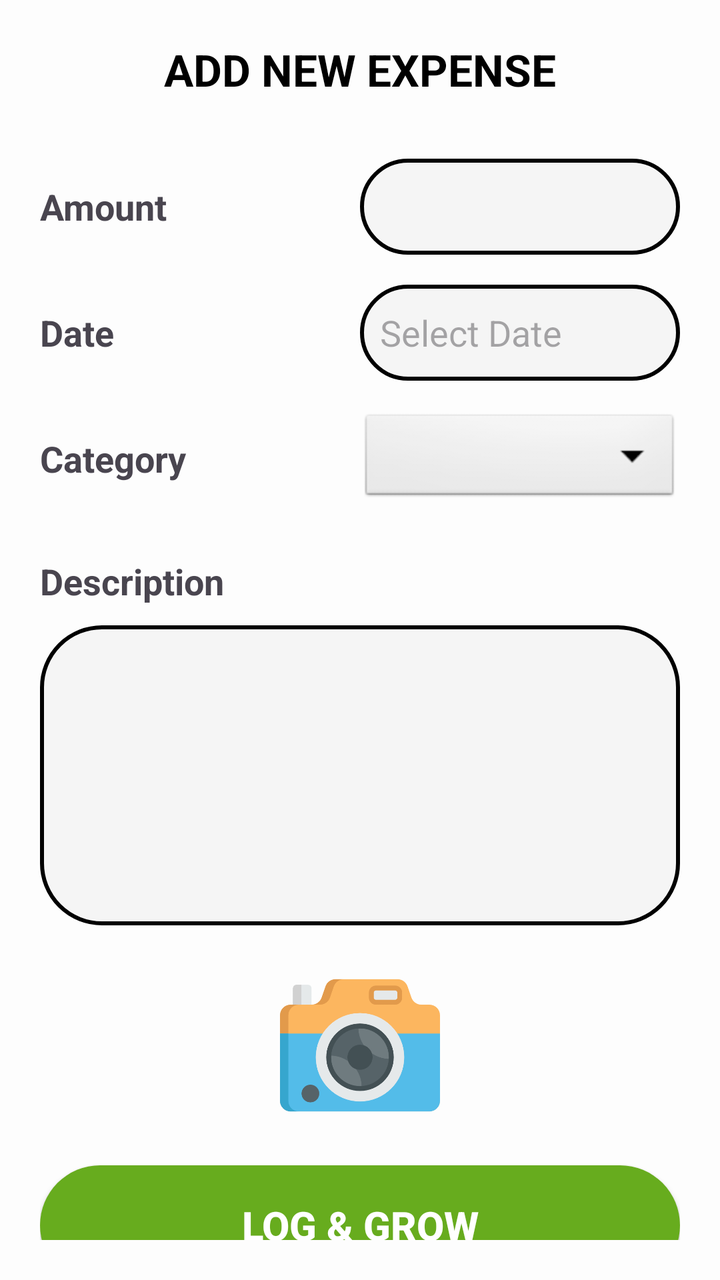
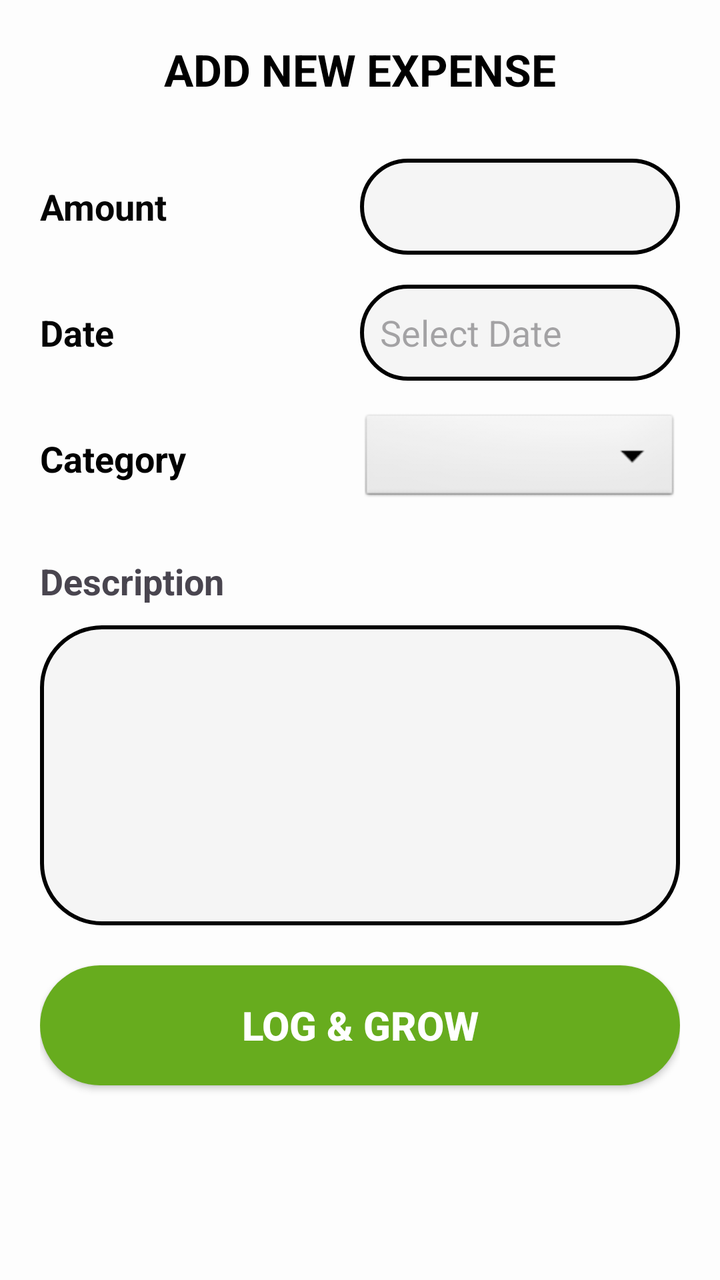

Compare the two renders of this Android layout. The source of the first and the diff that turns it into the second are given below.
<!-- AndroidManifest.xml: application theme Theme.BloomBudget -->
<!-- res/layout/activity_add_expense.xml -->
<?xml version="1.0" encoding="utf-8"?>
<LinearLayout xmlns:android="http://schemas.android.com/apk/res/android"
    android:layout_width="match_parent"
    android:layout_height="match_parent"
    android:orientation="vertical"
    android:padding="20dp"
    android:background="#FDFDFD">

    <TextView
        android:layout_width="wrap_content"
        android:layout_height="wrap_content"
        android:text="ADD NEW EXPENSE"
        android:textSize="22sp"
        android:textStyle="bold"
        android:layout_gravity="center"
        android:layout_marginBottom="30dp"
        android:textColor="#000000"/>

    <LinearLayout android:layout_width="match_parent" android:layout_height="wrap_content" android:orientation="horizontal" android:gravity="center_vertical" android:layout_marginBottom="15dp">
        <TextView android:layout_width="0dp" android:layout_height="wrap_content" android:layout_weight="1" android:text="Amount" android:textStyle="bold" android:textSize="18sp"/>
        <EditText android:id="@+id/etAmount" android:layout_width="160dp" android:layout_height="48dp" android:background="@drawable/rounded_input" android:padding="10dp" android:inputType="numberDecimal"/>
    </LinearLayout>

    <LinearLayout android:layout_width="match_parent" android:layout_height="wrap_content" android:orientation="horizontal" android:gravity="center_vertical" android:layout_marginBottom="15dp">
        <TextView android:layout_width="0dp" android:layout_height="wrap_content" android:layout_weight="1" android:text="Date" android:textStyle="bold" android:textSize="18sp"/>
        <EditText android:id="@+id/etDate" android:layout_width="160dp" android:layout_height="48dp" android:background="@drawable/rounded_input" android:padding="10dp" android:focusable="false" android:hint="Select Date"/>
    </LinearLayout>

    <LinearLayout
        android:layout_width="match_parent"
        android:layout_height="wrap_content"
        android:orientation="horizontal"
        android:gravity="center_vertical"
        android:layout_marginBottom="15dp">

        <TextView
            android:layout_width="0dp"
            android:layout_height="wrap_content"
            android:layout_weight="1"
            android:text="Category"
            android:textStyle="bold"
            android:textSize="18sp"/>

        <Spinner
            android:id="@+id/spCategory"
            android:layout_width="160dp"
            android:layout_height="48dp"
            android:spinnerMode="dropdown"
            android:background="@android:drawable/btn_dropdown"
            android:overlapAnchor="false"/>
    </LinearLayout>



    <TextView android:layout_width="wrap_content" android:layout_height="wrap_content" android:text="Description" android:textStyle="bold" android:textSize="18sp" android:layout_marginTop="10dp"/>

    <EditText android:id="@+id/etDescription" android:layout_width="match_parent" android:layout_height="150dp" android:layout_marginTop="10dp" android:background="@drawable/rounded_input" android:gravity="top" android:padding="10dp"/>

    <ImageView android:id="@+id/ivCamera" android:layout_width="80dp" android:layout_height="80dp" android:layout_gravity="center" android:layout_marginTop="20dp" android:src="@drawable/camera" /> <androidx.appcompat.widget.AppCompatButton
    android:id="@+id/btnLogGrow"
    android:layout_width="match_parent"
    android:layout_height="60dp"
    android:layout_marginTop="20dp"
    android:background="@drawable/green_button_bg"
    android:text="LOG &amp; GROW"
    android:textColor="#FFFFFF"
    android:textSize="20sp"
    android:textStyle="bold"/>
</LinearLayout>
<!-- resources referenced by this layout -->
<resources>
  <!-- drawable camera: png bitmap (drawable, 25513 bytes) -->
  <!-- drawable green_button_bg (drawable) -->
  <?xml version="1.0" encoding="utf-8"?>
      <shape xmlns:android="http://schemas.android.com/apk/res/android">
          <solid android:color="#67AC1E" />
          <corners android:radius="30dp" />
      </shape>
  <!-- drawable rounded_input (drawable) -->
  <?xml version="1.0" encoding="utf-8"?>
  <shape xmlns:android="http://schemas.android.com/apk/res/android">
      <solid android:color="#F5F5F5" /> <stroke
      android:width="2dp"
      android:color="#000000" /> <corners android:radius="30dp" />
  </shape>
  <style name="Theme.BloomBudget" parent="Base.Theme.BloomBudget" />
  <style name="Base.Theme.BloomBudget" parent="Theme.Material3.DayNight.NoActionBar">
          
          
      </style>
</resources>

<!-- the commit's change to res/layout/activity_add_expense.xml (unified diff, before → after) -->
@@ -17,13 +17,46 @@
         android:textColor="#000000"/>
 
     <LinearLayout android:layout_width="match_parent" android:layout_height="wrap_content" android:orientation="horizontal" android:gravity="center_vertical" android:layout_marginBottom="15dp">
-        <TextView android:layout_width="0dp" android:layout_height="wrap_content" android:layout_weight="1" android:text="Amount" android:textStyle="bold" android:textSize="18sp"/>
-        <EditText android:id="@+id/etAmount" android:layout_width="160dp" android:layout_height="48dp" android:background="@drawable/rounded_input" android:padding="10dp" android:inputType="numberDecimal"/>
+
+        <TextView
+            android:layout_width="0dp"
+            android:layout_height="wrap_content"
+            android:layout_weight="1"
+            android:text="Amount"
+            android:textColor="#040404"
+            android:textSize="18sp"
+            android:textStyle="bold" />
+
+        <EditText
+            android:id="@+id/etAmount"
+            android:layout_width="160dp"
+            android:layout_height="48dp"
+            android:background="@drawable/rounded_input"
+            android:inputType="numberDecimal"
+            android:padding="10dp"
+            android:textColor="#121212" />
     </LinearLayout>
 
     <LinearLayout android:layout_width="match_parent" android:layout_height="wrap_content" android:orientation="horizontal" android:gravity="center_vertical" android:layout_marginBottom="15dp">
-        <TextView android:layout_width="0dp" android:layout_height="wrap_content" android:layout_weight="1" android:text="Date" android:textStyle="bold" android:textSize="18sp"/>
-        <EditText android:id="@+id/etDate" android:layout_width="160dp" android:layout_height="48dp" android:background="@drawable/rounded_input" android:padding="10dp" android:focusable="false" android:hint="Select Date"/>
+
+        <TextView
+            android:layout_width="0dp"
+            android:layout_height="wrap_content"
+            android:layout_weight="1"
+            android:text="Date"
+            android:textColor="#040404"
+            android:textSize="18sp"
+            android:textStyle="bold" />
+
+        <EditText
+            android:id="@+id/etDate"
+            android:layout_width="160dp"
+            android:layout_height="48dp"
+            android:background="@drawable/rounded_input"
+            android:focusable="false"
+            android:hint="Select Date"
+            android:padding="10dp"
+            android:textColor="#000000" />
     </LinearLayout>
 
     <LinearLayout
@@ -38,8 +71,9 @@
             android:layout_height="wrap_content"
             android:layout_weight="1"
             android:text="Category"
-            android:textStyle="bold"
-            android:textSize="18sp"/>
+            android:textColor="#000000"
+            android:textSize="18sp"
+            android:textStyle="bold" />
 
         <Spinner
             android:id="@+id/spCategory"
@@ -56,7 +90,7 @@
 
     <EditText android:id="@+id/etDescription" android:layout_width="match_parent" android:layout_height="150dp" android:layout_marginTop="10dp" android:background="@drawable/rounded_input" android:gravity="top" android:padding="10dp"/>
 
-    <ImageView android:id="@+id/ivCamera" android:layout_width="80dp" android:layout_height="80dp" android:layout_gravity="center" android:layout_marginTop="20dp" android:src="@drawable/camera" /> <androidx.appcompat.widget.AppCompatButton
+    <androidx.appcompat.widget.AppCompatButton
     android:id="@+id/btnLogGrow"
     android:layout_width="match_parent"
     android:layout_height="60dp"
<!-- resource entries referenced after the edit -->
@@ -1,6 +1,5 @@
 <!-- resources referenced by this layout -->
 <resources>
-  <!-- drawable camera: png bitmap (drawable, 25513 bytes) -->
   <!-- drawable green_button_bg (drawable) -->
   <?xml version="1.0" encoding="utf-8"?>
       <shape xmlns:android="http://schemas.android.com/apk/res/android">
